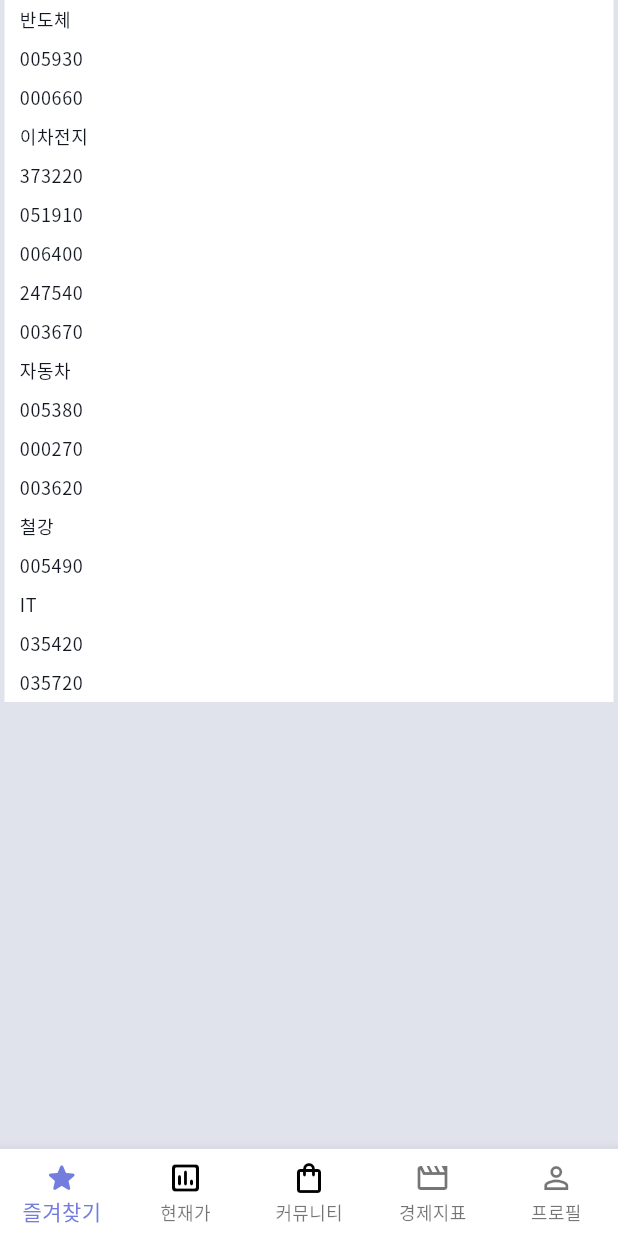
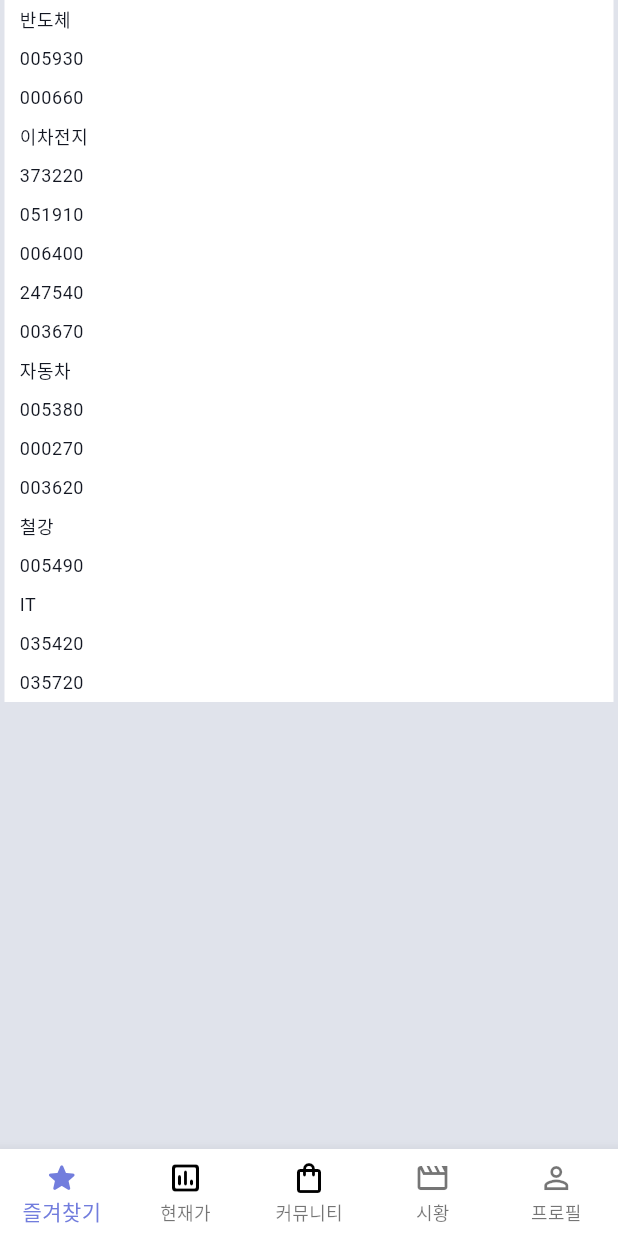
Before and after one commit to oculi-s/flutterohddul, a Flutter app: the MenuScreen screen opened by its route, on a phone screen of 412 x 824 dp. Run offline on Flutter 3.47's test engine with Material 3 defaults, Android fonts, the phone set to English and light mode, and no system bars; our stand-ins replace fl_chart, flutter_svg, go_router, pie_chart; missing offline and left inert: candlesticks, country_flags, kakao_flutter_sdk; network calls fail; project files that could hold a hidden picture were left out.

Commit message:
20240102_192800

```diff
--- a/lib/core/colors.dart
+++ b/lib/core/colors.dart
@@ -4,10 +4,9 @@ const double size = 15;
 
 class DarkTheme {
   static ThemeData theme = ThemeData(
+    colorScheme: ColorScheme.fromSeed(seedColor: const Color(0xff2a2e39)),
     scaffoldBackgroundColor: AppColors.dark.backgroundColor,
-    fontFamily: 'NotoSansKR',
     canvasColor: AppColors.dark.blockColor,
-    focusColor: const Color(0xff006AB5),
     textTheme: TextTheme(
       bodyLarge: TextStyle(
         color: AppColors.dark.defaultTextColor,
@@ -34,8 +33,8 @@ class DarkTheme {
 
 class LightTheme {
   static ThemeData theme = ThemeData(
+    colorScheme: ColorScheme.fromSeed(seedColor: const Color(0xff111329)),
     scaffoldBackgroundColor: AppColors.light.backgroundColor,
-    fontFamily: 'NotoSansKR',
     canvasColor: AppColors.light.blockColor,
     textTheme: TextTheme(
       bodyLarge: TextStyle(
@@ -106,7 +105,7 @@ class AppColors {
   static const Color minus = Color(0xfff23645);
 
   static const Color bgDarker = Color(0xFF030D18);
-  static const Color bgDark = Color.fromARGB(255, 1, 2, 7);
+  static const Color bgDark = Color(0xFF010207);
   static const Color bgMidDark = Color(0xFF111329);
   static const Color bgMid = Color(0xFF181633);
   static const Color bgMidBright = Color(0xFF16223B);
--- a/lib/data/stock.dart
+++ b/lib/data/stock.dart
@@ -9,11 +9,11 @@ class Stock {
 
   Map<String, StockData> data = {};
   StockData fromCode(String code) {
-    final data = Meta().meta?.data?.entries.firstWhere((e) {
+    final stock = Meta().meta?.data?.entries.firstWhere((e) {
       return e.key == code || e.value['n'] == code;
-    }).value;
-    if (data == null) return StockData(valid: false);
-    if (data[code] != null) return data[code];
+    });
+    if (stock == null) return StockData(valid: false);
+    if (data[code] != null) return data[code]!;
     final groupName = Meta().group?.index?[code];
     final indutyCode = Meta().indutyIndex?.data?[code];
     int currentPrice = Meta().price?.data?[code]?['c'] ?? 0;
@@ -21,66 +21,61 @@ class Stock {
     int historicalPrice = Meta().hist?.data?[code]?['h'] ?? 0;
     int bps = Meta().price?.data?[code]?['bps'] ?? 0;
     int eps = Meta().price?.data?[code]?['eps'] ?? 0;
+    print(stock);
 
     data[code] = StockData(
       valid: true,
-      code: code,
-      name: data?['n'],
-      amount: data?['a'],
-      marketType: data?['t'],
+      code: stock.key,
+      name: stock.value['n'],
+      amount: stock.value['a'],
+      marketType: stock.value['t'],
       group: Group().data[groupName],
       induty: Induty().data[indutyCode],
       currentPrice: currentPrice,
       lastPrice: lastPrice,
       historicalPrice: historicalPrice,
-      priceChange: lastPrice - currentPrice,
-      priceChangeRatio: (lastPrice - currentPrice) / lastPrice * 100,
-      marketCap: (currentPrice * data['a']).toInt(),
       bps: bps,
       eps: eps,
-      bpsRatio: (bps / currentPrice).toDouble(),
-      epsRatio: (eps / currentPrice).toDouble(),
     );
-    return data[code];
+    return data[code]!;
   }
 }
 
 class StockData {
   bool valid = true;
-  String? code;
-  String? name;
+  String code;
+  String name;
   String? marketType;
   int? amount;
   GroupData? group;
   IndutyData? induty;
 
-  int? currentPrice, lastPrice, historicalPrice, priceChange;
-  int? marketCap;
-  int? bps, eps;
-  double? bpsRatio, epsRatio;
-  double? priceChangeRatio;
+  int currentPrice, lastPrice, historicalPrice;
+  int bps, eps;
   List<Earn>? earn;
   Price? price;
 
   StockData({
     required this.valid,
-    this.code,
-    this.name,
+    this.code = '',
+    this.name = '',
     this.induty,
     this.group,
     this.marketType,
     this.amount,
-    this.currentPrice,
-    this.lastPrice,
-    this.historicalPrice,
-    this.priceChange,
-    this.priceChangeRatio,
-    this.marketCap,
-    this.bps,
-    this.eps,
-    this.bpsRatio,
-    this.epsRatio,
+    this.currentPrice = 0,
+    this.lastPrice = 0,
+    this.historicalPrice = 0,
+    this.bps = 0,
+    this.eps = 0,
   });
+
+  int get marketCap => (currentPrice! * amount!).toInt();
+  int get priceChange => (lastPrice! - currentPrice!);
+  double get priceChangeRatio =>
+      (lastPrice! - currentPrice!) / lastPrice! * 100;
+  double get bpsRatio => bps! / currentPrice!;
+  double get epsRatio => eps! / currentPrice!;
 
   Future<bool> addPrice() async {
     price = await Price.read(this);
--- a/lib/main.dart
+++ b/lib/main.dart
@@ -25,11 +25,11 @@ class ThemeProvider extends InheritedWidget {
   final Function() toggleTheme;
 
   const ThemeProvider({
-    Key? key,
+    super.key,
     required this.currentTheme,
     required Widget child,
     required this.toggleTheme,
-  }) : super(key: key, child: child);
+  }) : super(child: child);
 
   static ThemeProvider of(BuildContext context) {
     return context.dependOnInheritedWidgetOfExactType<ThemeProvider>()!;
@@ -42,18 +42,17 @@ class ThemeProvider extends InheritedWidget {
 }
 
 class _MainAppState extends State<MainApp> {
-  // ThemeData currentTheme = DarkTheme.theme;
-  ThemeData currentTheme = LightTheme.theme;
+  ThemeMode themeMode = ThemeMode.system;
 
   @override
   Widget build(BuildContext context) {
     return ThemeProvider(
-      currentTheme: currentTheme,
+      currentTheme:
+          themeMode == ThemeMode.dark ? DarkTheme.theme : LightTheme.theme,
       toggleTheme: () {
         setState(() {
-          currentTheme = currentTheme == DarkTheme.theme
-              ? LightTheme.theme
-              : DarkTheme.theme;
+          themeMode =
+              themeMode == ThemeMode.dark ? ThemeMode.light : ThemeMode.dark;
         });
       },
       child: MaterialApp.router(
@@ -61,8 +60,7 @@ class _MainAppState extends State<MainApp> {
         debugShowCheckedModeBanner: false,
         theme: LightTheme.theme,
         darkTheme: DarkTheme.theme,
-        themeMode:
-            currentTheme == DarkTheme.theme ? ThemeMode.dark : ThemeMode.light,
+        themeMode: themeMode,
       ),
     );
   }
--- a/lib/screen/favs.screen.dart
+++ b/lib/screen/favs.screen.dart
@@ -47,7 +47,7 @@ class _FavScreenState extends State<FavScreen> {
     return Container(
       child: LoginUser().valid
           ? Column(
-              children: List<Widget>.from(
+              children: List.from(
                 LoginUser().user.favs!.map(
                       (e) => e.runtimeType == StockData
                           ? StockBlock(stock: e)
@@ -56,7 +56,7 @@ class _FavScreenState extends State<FavScreen> {
               ),
             )
           : Column(
-              children: List<Widget>.from(defaultList.map(
+              children: List.from(defaultList.map(
                 (stock) => stock.runtimeType == StockData
                     ? StockBlock(stock: stock)
                     : DividerBlock(text: stock),
@@ -71,7 +71,25 @@ class _FavScreenState extends State<FavScreen> {
       child: Scaffold(
         body: SingleChildScrollView(
           padding: const EdgeInsets.symmetric(horizontal: 3),
-          child: data(),
+          child: Container(
+            child: LoginUser().valid
+                ? Column(
+                    children: List.from(
+                      LoginUser().user.favs!.map(
+                            (e) => e.runtimeType == StockData
+                                ? StockBlock(stock: e)
+                                : DividerBlock(text: e),
+                          ),
+                    ),
+                  )
+                : Column(
+                    children: List.from(defaultList.map(
+                      (stock) => stock.runtimeType == StockData
+                          ? StockBlock(stock: stock)
+                          : DividerBlock(text: stock),
+                    )),
+                  ),
+          ),
         ),
       ),
     );
@@ -130,9 +148,9 @@ class _StockBlockState extends State<StockBlock> {
                 Column(
                   crossAxisAlignment: CrossAxisAlignment.start,
                   children: [
-                    Text(widget.stock.name!),
+                    Text(widget.stock.name),
                     Text(
-                      widget.stock.code!,
+                      widget.stock.code,
                       style: theme.textTheme.bodySmall,
                     ),
                   ],
@@ -140,7 +158,7 @@ class _StockBlockState extends State<StockBlock> {
                 Column(
                   crossAxisAlignment: CrossAxisAlignment.end,
                   children: [
-                    PriceView(widget.stock.currentPrice!),
+                    PriceView(widget.stock.currentPrice),
                     Row(children: [
                       PriceColorView(
                         widget.stock.priceChange,
@@ -149,7 +167,7 @@ class _StockBlockState extends State<StockBlock> {
                       ),
                       const SizedBox(width: 10),
                       PriceColorView(
-                        widget.stock.priceChangeRatio!,
+                        widget.stock.priceChangeRatio,
                         asPercent: true,
                         style: theme.textTheme.bodySmall!,
                       ),
@@ -197,11 +215,11 @@ class _StockBlockState extends State<StockBlock> {
             child: widget.stock.group!.image(),
           ),
           Text(
-            widget.stock.name!,
+            widget.stock.name,
             style: theme.textTheme.bodySmall,
           ),
           PriceView(
-            widget.stock.currentPrice!,
+            widget.stock.currentPrice,
             style: theme.textTheme.bodyLarge,
           ),
           Row(
@@ -210,7 +228,7 @@ class _StockBlockState extends State<StockBlock> {
               PriceColorView(
                 widget.stock.priceChange,
                 asPercent: false,
-                style: theme.textTheme.bodySmall!,
+                style: theme.textTheme.bodySmall,
               ),
               const SizedBox(
                 width: 5,
@@ -218,7 +236,7 @@ class _StockBlockState extends State<StockBlock> {
               PriceColorView(
                 widget.stock.priceChangeRatio,
                 asPercent: true,
-                style: theme.textTheme.bodySmall!,
+                style: theme.textTheme.bodySmall,
               ),
             ],
           ),
@@ -281,7 +299,7 @@ class _StockBlockState extends State<StockBlock> {
                       children: [
                         const Text('시총'),
                         MarketCapView(
-                          widget.stock.marketCap!,
+                          widget.stock.marketCap,
                           style: theme.textTheme.bodySmall,
                         )
                       ],
--- a/lib/screen/menu.screen.dart
+++ b/lib/screen/menu.screen.dart
@@ -55,7 +55,7 @@ class _MenuScreenState extends State<MenuScreen> {
               icon: _selectedIndex == 3
                   ? const Icon(Icons.movie)
                   : const Icon(Icons.movie_outlined),
-              label: '경제지표'),
+              label: '시황'),
           BottomNavigationBarItem(
               icon: _selectedIndex == 4
                   ? const Icon(Icons.person)
--- a/lib/utils/priceview.dart
+++ b/lib/utils/priceview.dart
@@ -4,7 +4,7 @@ import 'package:intl/intl.dart';
 class PriceColorView extends StatelessWidget {
   final bool asPercent;
   final dynamic value;
-  final TextStyle style;
+  final TextStyle? style;
 
   const PriceColorView(
     this.value, {
@@ -19,7 +19,7 @@ class PriceColorView extends StatelessWidget {
       value > 0
           ? '+${asPercent ? value.toStringAsFixed(2) : NumberFormat('#,###,###').format(value)}${asPercent ? '%' : ''}'
           : '${asPercent ? value.toStringAsFixed(2) : NumberFormat('#,###,###').format(value)}${asPercent ? '%' : ''}',
-      style: style.copyWith(
+      style: style?.copyWith(
         color: value > 0 ? Colors.green : Colors.red,
       ),
     );
--- a/pubspec.yaml
+++ b/pubspec.yaml
@@ -25,6 +25,7 @@ dependencies:
   pie_chart: ^5.4.0
   country_flags: ^2.2.0
   fl_chart: ^0.65.0
+  flutter_secure_storage: ^9.0.0
 
 dev_dependencies:
   flutter_test:
```
Also changed, not shown: lib/chart/pricechart.dart (+10 -13 lines), lib/core/chart_painter.dart (+18 -16 lines), lib/screen/chart.price.screen.dart (+28 -38 lines), pubspec.lock.
